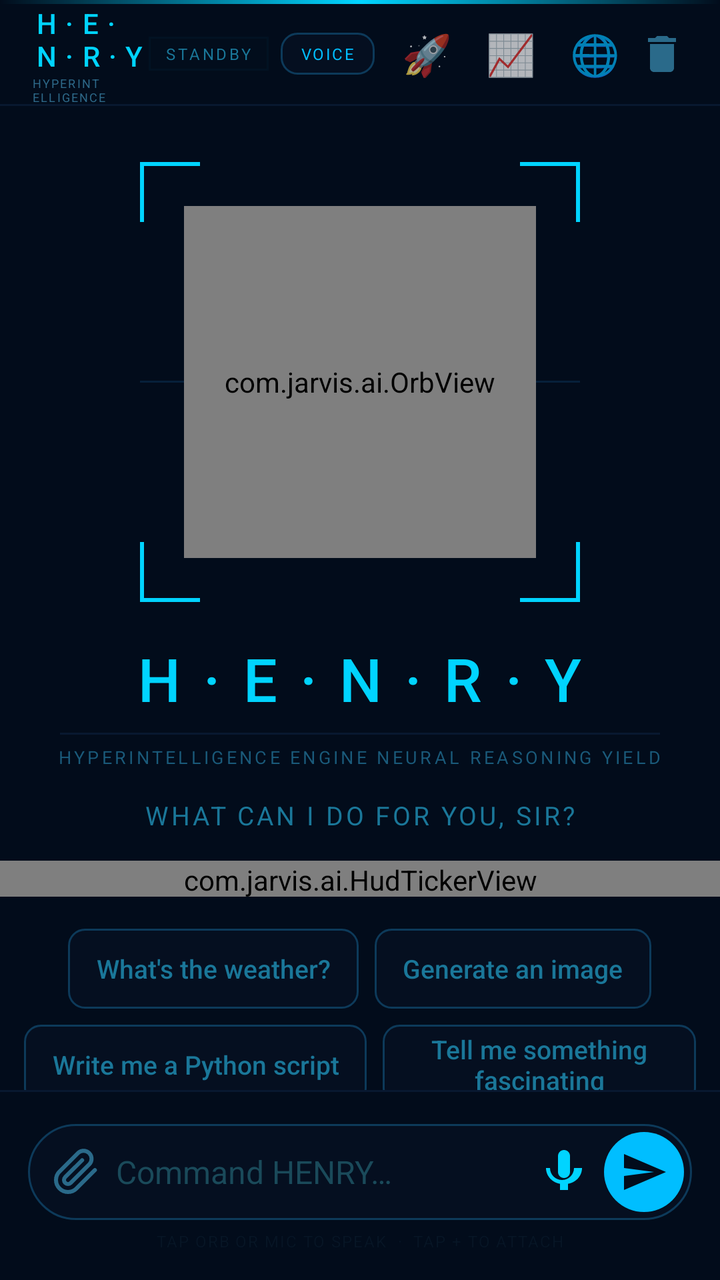
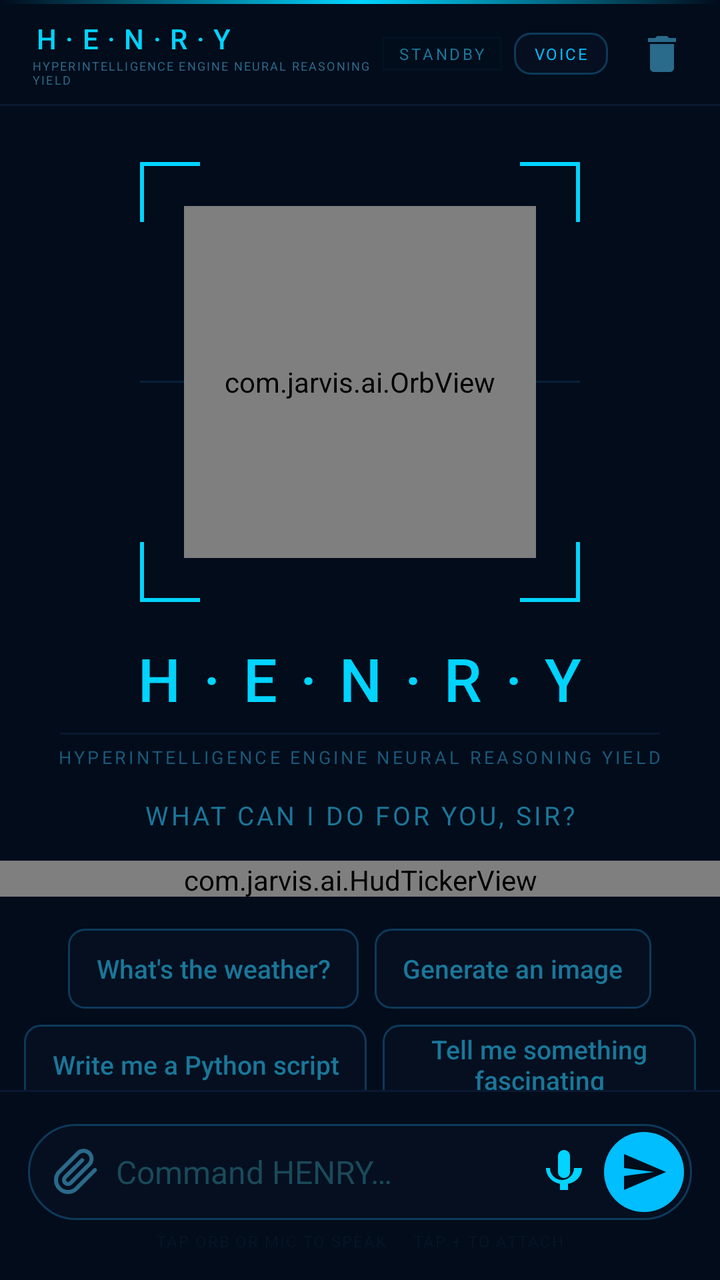

The first picture is an Android layout as it rendered before a commit; the second is the same layout after the commit. The layout source and the unified diff follow.
<!-- AndroidManifest.xml: application theme Theme.Jarvis -->
<!-- res/layout/activity_main.xml -->
<?xml version="1.0" encoding="utf-8"?>
<androidx.constraintlayout.widget.ConstraintLayout
    xmlns:android="http://schemas.android.com/apk/res/android"
    xmlns:app="http://schemas.android.com/apk/res-auto"
    android:layout_width="match_parent"
    android:layout_height="match_parent"
    android:background="#020C1B">

    
    <View
        android:id="@+id/top_line"
        android:layout_width="match_parent"
        android:layout_height="2dp"
        android:background="@drawable/bg_gradient_line"
        app:layout_constraintTop_toTopOf="parent"
        app:layout_constraintStart_toStartOf="parent"/>

    
    <LinearLayout
        android:id="@+id/topbar"
        android:layout_width="match_parent"
        android:layout_height="50dp"
        android:orientation="horizontal"
        android:gravity="center_vertical"
        android:paddingStart="16dp"
        android:paddingEnd="12dp"
        android:background="#020C1B"
        app:layout_constraintTop_toBottomOf="@id/top_line"
        app:layout_constraintStart_toStartOf="parent">

        
        <LinearLayout
            android:layout_width="0dp"
            android:layout_height="wrap_content"
            android:layout_weight="1"
            android:orientation="vertical">

            <TextView
                android:id="@+id/tv_title"
                android:layout_width="wrap_content"
                android:layout_height="wrap_content"
                android:text="H·E·N·R·Y"
                android:textColor="#00D4FF"
                android:textSize="14sp"
                android:letterSpacing="0.32"
                android:fontFamily="sans-serif-medium"/>

            <TextView
                android:layout_width="wrap_content"
                android:layout_height="wrap_content"
                android:text="HYPERINTELLIGENCE ENGINE NEURAL REASONING YIELD"
                android:textColor="#2E6A8A"
                android:textSize="6sp"
                android:letterSpacing="0.12"/>

        </LinearLayout>

        
        <TextView
            android:id="@+id/tv_status"
            android:layout_width="wrap_content"
            android:layout_height="wrap_content"
            android:text="STANDBY"
            android:textColor="#1A7799"
            android:textSize="8sp"
            android:letterSpacing="0.16"
            android:paddingHorizontal="8dp"
            android:paddingVertical="3dp"
            android:layout_marginEnd="6dp"
            android:background="@drawable/bg_status_badge"/>

        
        <TextView
            android:id="@+id/btn_voice"
            android:layout_width="wrap_content"
            android:layout_height="wrap_content"
            android:text="VOICE"
            android:textColor="#00BEFF"
            android:textSize="8sp"
            android:letterSpacing="0.1"
            android:paddingHorizontal="10dp"
            android:paddingVertical="5dp"
            android:layout_marginEnd="6dp"
            android:background="@drawable/bg_chip"
            android:clickable="true"
            android:focusable="true"
            android:contentDescription="Voice settings"/>

        
        <HorizontalScrollView
            android:layout_width="0dp"
            android:layout_height="wrap_content"
            android:layout_weight="2"
            android:scrollbars="none"
            android:overScrollMode="never">

        <LinearLayout
            android:layout_width="wrap_content"
            android:layout_height="wrap_content"
            android:orientation="horizontal"
            android:gravity="center_vertical">

        
        <TextView
            android:id="@+id/btn_space"
            android:layout_width="40dp"
            android:layout_height="40dp"
            android:text="🚀"
            android:textSize="20sp"
            android:gravity="center"
            android:layout_marginEnd="2dp"
            android:clickable="true"
            android:focusable="true"
            android:background="?android:attr/selectableItemBackgroundBorderless"
            android:contentDescription="Space Command"/>

        
        <TextView
            android:id="@+id/btn_markets"
            android:layout_width="40dp"
            android:layout_height="40dp"
            android:text="📈"
            android:textSize="20sp"
            android:gravity="center"
            android:layout_marginEnd="2dp"
            android:clickable="true"
            android:focusable="true"
            android:background="?android:attr/selectableItemBackgroundBorderless"
            android:contentDescription="Live Markets"/>

        
        <TextView
            android:id="@+id/btn_earth_radar"
            android:layout_width="40dp"
            android:layout_height="40dp"
            android:text="🌐"
            android:textSize="20sp"
            android:gravity="center"
            android:layout_marginEnd="2dp"
            android:clickable="true"
            android:focusable="true"
            android:background="?android:attr/selectableItemBackgroundBorderless"
            android:contentDescription="Earth Radar"/>

        
        <TextView
            android:id="@+id/btn_flight"
            android:layout_width="40dp"
            android:layout_height="40dp"
            android:text="✈"
            android:textSize="20sp"
            android:gravity="center"
            android:layout_marginEnd="2dp"
            android:clickable="true"
            android:focusable="true"
            android:background="?android:attr/selectableItemBackgroundBorderless"
            android:contentDescription="Flight Tracker"/>

        
        <TextView
            android:id="@+id/btn_brain"
            android:layout_width="40dp"
            android:layout_height="40dp"
            android:text="🧠"
            android:textSize="20sp"
            android:gravity="center"
            android:layout_marginEnd="2dp"
            android:clickable="true"
            android:focusable="true"
            android:background="?android:attr/selectableItemBackgroundBorderless"
            android:contentDescription="Brain"/>

        
        <TextView
            android:id="@+id/btn_earth_map"
            android:layout_width="40dp"
            android:layout_height="40dp"
            android:text="🌍"
            android:textSize="20sp"
            android:gravity="center"
            android:layout_marginEnd="2dp"
            android:clickable="true"
            android:focusable="true"
            android:background="?android:attr/selectableItemBackgroundBorderless"
            android:contentDescription="Earth Map"/>

        
        <TextView
            android:id="@+id/btn_animal_scan"
            android:layout_width="40dp"
            android:layout_height="40dp"
            android:text="🐾"
            android:textSize="20sp"
            android:gravity="center"
            android:layout_marginEnd="2dp"
            android:clickable="true"
            android:focusable="true"
            android:background="?android:attr/selectableItemBackgroundBorderless"
            android:contentDescription="Animal Scanner"/>

        
        <TextView
            android:id="@+id/btn_plant_scan"
            android:layout_width="40dp"
            android:layout_height="40dp"
            android:text="🌿"
            android:textSize="20sp"
            android:gravity="center"
            android:layout_marginEnd="2dp"
            android:clickable="true"
            android:focusable="true"
            android:background="?android:attr/selectableItemBackgroundBorderless"
            android:contentDescription="Plant Scanner"/>

        
        <TextView
            android:id="@+id/btn_storm"
            android:layout_width="40dp"
            android:layout_height="40dp"
            android:text="🌀"
            android:textSize="20sp"
            android:gravity="center"
            android:layout_marginEnd="2dp"
            android:clickable="true"
            android:focusable="true"
            android:background="?android:attr/selectableItemBackgroundBorderless"
            android:contentDescription="Storm Tracker"/>

        </LinearLayout>
        </HorizontalScrollView>

        
        <ImageButton
            android:id="@+id/btn_clear"
            android:layout_width="34dp"
            android:layout_height="34dp"
            android:layout_marginStart="4dp"
            android:background="@android:color/transparent"
            android:src="@drawable/ic_delete"
            android:contentDescription="Clear"
            android:tint="#2A6A8A"/>

    </LinearLayout>

    
    <View
        android:id="@+id/top_bar_line"
        android:layout_width="match_parent"
        android:layout_height="1dp"
        android:background="#081830"
        app:layout_constraintTop_toBottomOf="@id/topbar"
        app:layout_constraintStart_toStartOf="parent"/>

    
    <androidx.core.widget.NestedScrollView
        android:id="@+id/scroll_main"
        android:layout_width="match_parent"
        android:layout_height="0dp"
        android:fillViewport="true"
        app:layout_constraintTop_toBottomOf="@id/top_bar_line"
        app:layout_constraintBottom_toTopOf="@id/bottom_bar_line"
        app:layout_constraintStart_toStartOf="parent"
        app:layout_constraintEnd_toEndOf="parent">

        <LinearLayout
            android:layout_width="match_parent"
            android:layout_height="wrap_content"
            android:orientation="vertical">

            
            <LinearLayout
                android:id="@+id/orb_section"
                android:layout_width="match_parent"
                android:layout_height="wrap_content"
                android:orientation="vertical"
                android:gravity="center"
                android:paddingTop="28dp"
                android:paddingBottom="4dp">

                
                <FrameLayout
                    android:layout_width="220dp"
                    android:layout_height="220dp"
                    android:gravity="center">

                    
                    <View android:layout_width="30dp" android:layout_height="2dp"
                        android:background="#00D4FF" android:layout_gravity="top|start"/>
                    <View android:layout_width="2dp" android:layout_height="30dp"
                        android:background="#00D4FF" android:layout_gravity="top|start"/>
                    
                    <View android:layout_width="30dp" android:layout_height="2dp"
                        android:background="#00D4FF" android:layout_gravity="top|end"/>
                    <View android:layout_width="2dp" android:layout_height="30dp"
                        android:background="#00D4FF" android:layout_gravity="top|end"/>
                    
                    <View android:layout_width="30dp" android:layout_height="2dp"
                        android:background="#00D4FF" android:layout_gravity="bottom|start"/>
                    <View android:layout_width="2dp" android:layout_height="30dp"
                        android:background="#00D4FF" android:layout_gravity="bottom|start"/>
                    
                    <View android:layout_width="30dp" android:layout_height="2dp"
                        android:background="#00D4FF" android:layout_gravity="bottom|end"/>
                    <View android:layout_width="2dp" android:layout_height="30dp"
                        android:background="#00D4FF" android:layout_gravity="bottom|end"/>

                    
                    <View android:layout_width="match_parent" android:layout_height="1dp"
                        android:background="#06203A" android:layout_gravity="center"/>

                    
                    <com.jarvis.ai.OrbView
                        android:id="@+id/orb_view"
                        android:layout_width="176dp"
                        android:layout_height="176dp"
                        android:layout_gravity="center"
                        android:clickable="true"
                        android:focusable="true"/>

                </FrameLayout>

                
                <TextView
                    android:id="@+id/tv_henry_name"
                    android:layout_width="wrap_content"
                    android:layout_height="wrap_content"
                    android:text="H·E·N·R·Y"
                    android:textColor="#00D4FF"
                    android:textSize="30sp"
                    android:letterSpacing="0.38"
                    android:fontFamily="sans-serif-medium"
                    android:layout_marginTop="18dp"/>

                
                <View
                    android:layout_width="300dp"
                    android:layout_height="1dp"
                    android:background="#081830"
                    android:layout_marginTop="7dp"/>

                
                <TextView
                    android:layout_width="wrap_content"
                    android:layout_height="wrap_content"
                    android:text="HYPERINTELLIGENCE ENGINE NEURAL REASONING YIELD"
                    android:textColor="#1A5A7A"
                    android:textSize="9sp"
                    android:letterSpacing="0.16"
                    android:layout_marginTop="5dp"/>

                
                <TextView
                    android:id="@+id/tv_orb_hint"
                    android:layout_width="wrap_content"
                    android:layout_height="wrap_content"
                    android:text="WHAT CAN I DO FOR YOU, SIR?"
                    android:textColor="#1A7799"
                    android:textSize="13sp"
                    android:letterSpacing="0.1"
                    android:layout_marginTop="14dp"/>

                
                <com.jarvis.ai.HudTickerView
                    android:layout_width="match_parent"
                    android:layout_height="18dp"
                    android:layout_marginTop="14dp"/>

            </LinearLayout>

            
            <LinearLayout
                android:id="@+id/chips_row1"
                android:layout_width="match_parent"
                android:layout_height="wrap_content"
                android:orientation="horizontal"
                android:gravity="center"
                android:paddingHorizontal="12dp"
                android:layout_marginTop="12dp">

                <Button
                    android:id="@+id/chip1"
                    style="@android:style/Widget.Material.Button.Borderless"
                    android:layout_width="wrap_content"
                    android:layout_height="40dp"
                    android:text="What's the weather?"
                    android:textColor="#1A7799"
                    android:textSize="13sp"
                    android:textAllCaps="false"
                    android:background="@drawable/bg_chip"
                    android:paddingHorizontal="14dp"
                    android:layout_marginEnd="8dp"
                    android:stateListAnimator="@null"/>

                <Button
                    android:id="@+id/chip2"
                    style="@android:style/Widget.Material.Button.Borderless"
                    android:layout_width="wrap_content"
                    android:layout_height="40dp"
                    android:text="Generate an image"
                    android:textColor="#1A7799"
                    android:textSize="13sp"
                    android:textAllCaps="false"
                    android:background="@drawable/bg_chip"
                    android:paddingHorizontal="14dp"
                    android:stateListAnimator="@null"/>

            </LinearLayout>

            
            <LinearLayout
                android:id="@+id/chips_row2"
                android:layout_width="match_parent"
                android:layout_height="wrap_content"
                android:orientation="horizontal"
                android:gravity="center"
                android:paddingHorizontal="12dp"
                android:layout_marginTop="8dp">

                <Button
                    android:id="@+id/chip3"
                    style="@android:style/Widget.Material.Button.Borderless"
                    android:layout_width="wrap_content"
                    android:layout_height="40dp"
                    android:text="Write me a Python script"
                    android:textColor="#1A7799"
                    android:textSize="13sp"
                    android:textAllCaps="false"
                    android:background="@drawable/bg_chip"
                    android:paddingHorizontal="14dp"
                    android:layout_marginEnd="8dp"
                    android:stateListAnimator="@null"/>

                <Button
                    android:id="@+id/chip4"
                    style="@android:style/Widget.Material.Button.Borderless"
                    android:layout_width="wrap_content"
                    android:layout_height="40dp"
                    android:text="Tell me something fascinating"
                    android:textColor="#1A7799"
                    android:textSize="13sp"
                    android:textAllCaps="false"
                    android:background="@drawable/bg_chip"
                    android:paddingHorizontal="14dp"
                    android:stateListAnimator="@null"/>

            </LinearLayout>

            
            <LinearLayout
                android:id="@+id/chips_row3"
                android:layout_width="match_parent"
                android:layout_height="wrap_content"
                android:orientation="horizontal"
                android:gravity="center"
                android:paddingHorizontal="12dp"
                android:layout_marginTop="8dp"
                android:layout_marginBottom="12dp">

                <Button
                    android:id="@+id/chip5"
                    style="@android:style/Widget.Material.Button.Borderless"
                    android:layout_width="wrap_content"
                    android:layout_height="40dp"
                    android:text="Latest tech news"
                    android:textColor="#1A7799"
                    android:textSize="13sp"
                    android:textAllCaps="false"
                    android:background="@drawable/bg_chip"
                    android:paddingHorizontal="14dp"
                    android:layout_marginEnd="8dp"
                    android:stateListAnimator="@null"/>

                <Button
                    android:id="@+id/chip6"
                    style="@android:style/Widget.Material.Button.Borderless"
                    android:layout_width="wrap_content"
                    android:layout_height="40dp"
                    android:text="Explain quantum computing"
                    android:textColor="#1A7799"
                    android:textSize="13sp"
                    android:textAllCaps="false"
                    android:background="@drawable/bg_chip"
                    android:paddingHorizontal="14dp"
                    android:stateListAnimator="@null"/>

            </LinearLayout>

            
            <androidx.recyclerview.widget.RecyclerView
                android:id="@+id/recycler_chat"
                android:layout_width="match_parent"
                android:layout_height="wrap_content"
                android:paddingHorizontal="10dp"
                android:paddingTop="4dp"
                android:paddingBottom="8dp"
                android:clipToPadding="false"
                android:scrollbars="none"
                android:nestedScrollingEnabled="false"/>

        </LinearLayout>
    </androidx.core.widget.NestedScrollView>

    
    <View
        android:id="@+id/bottom_bar_line"
        android:layout_width="match_parent"
        android:layout_height="1dp"
        android:background="#081830"
        app:layout_constraintBottom_toTopOf="@id/input_container"
        app:layout_constraintStart_toStartOf="parent"/>

    
    <LinearLayout
        android:id="@+id/input_container"
        android:layout_width="match_parent"
        android:layout_height="wrap_content"
        android:orientation="vertical"
        android:background="#020C1B"
        android:paddingTop="10dp"
        android:paddingBottom="14dp"
        android:paddingHorizontal="14dp"
        app:layout_constraintBottom_toBottomOf="parent"
        app:layout_constraintStart_toStartOf="parent"
        app:layout_constraintEnd_toEndOf="parent">

        
        <FrameLayout
            android:layout_width="wrap_content"
            android:layout_height="wrap_content"
            android:layout_marginBottom="6dp">

            <ImageView
                android:id="@+id/iv_attach_preview"
                android:layout_width="64dp"
                android:layout_height="64dp"
                android:scaleType="centerCrop"
                android:background="@drawable/bg_chip"
                android:visibility="gone"
                android:contentDescription="Attached image"/>

            <TextView
                android:id="@+id/tv_remove_attach"
                android:layout_width="16dp"
                android:layout_height="16dp"
                android:text="x"
                android:textColor="#00BEFF"
                android:textSize="9sp"
                android:gravity="center"
                android:background="#aa020C1B"
                android:visibility="gone"
                android:layout_gravity="top|end"/>

        </FrameLayout>

        
        <LinearLayout
            android:layout_width="match_parent"
            android:layout_height="wrap_content"
            android:orientation="horizontal"
            android:gravity="center_vertical"
            android:background="@drawable/bg_input_box"
            android:paddingHorizontal="4dp"
            android:paddingVertical="4dp">

            <ImageButton
                android:id="@+id/btn_attach"
                android:layout_width="40dp"
                android:layout_height="40dp"
                android:background="@android:color/transparent"
                android:src="@drawable/ic_attach"
                android:contentDescription="Attach"
                android:tint="#2A6A8A"/>

            <EditText
                android:id="@+id/et_input"
                android:layout_width="0dp"
                android:layout_height="wrap_content"
                android:layout_weight="1"
                android:background="@null"
                android:textColor="#00D4FF"
                android:textColorHint="#1A4A5A"
                android:textSize="16sp"
                android:hint="Command HENRY…"
                android:maxLines="4"
                android:inputType="textMultiLine|textCapSentences"
                android:imeOptions="actionSend"/>

            <ImageButton
                android:id="@+id/btn_mic"
                android:layout_width="40dp"
                android:layout_height="40dp"
                android:background="@android:color/transparent"
                android:src="@drawable/ic_mic"
                android:contentDescription="Voice input"
                android:tint="#00D4FF"/>

            <ImageButton
                android:id="@+id/btn_send"
                android:layout_width="40dp"
                android:layout_height="40dp"
                android:background="@drawable/bg_send_btn"
                android:src="@drawable/ic_send"
                android:contentDescription="Send"
                android:tint="#020C1B"/>

        </LinearLayout>

        <TextView
            android:layout_width="wrap_content"
            android:layout_height="wrap_content"
            android:layout_gravity="center_horizontal"
            android:layout_marginTop="5dp"
            android:text="TAP ORB OR MIC TO SPEAK  ·  TAP + TO ATTACH"
            android:textColor="#071525"
            android:textSize="8sp"
            android:letterSpacing="0.08"/>

    </LinearLayout>

</androidx.constraintlayout.widget.ConstraintLayout>
<!-- resources referenced by this layout -->
<resources>
  <!-- drawable bg_chip (drawable) -->
  <?xml version="1.0" encoding="utf-8"?>
  <ripple xmlns:android="http://schemas.android.com/apk/res/android"
      android:color="#1400BEFF">
      <item>
          <shape android:shape="rectangle">
              <solid android:color="#050F20"/>
              <corners android:radius="8dp"/>
              <stroke android:width="1dp" android:color="#0D3A5A"/>
          </shape>
      </item>
  </ripple>
  <!-- drawable bg_gradient_line (drawable) -->
  <?xml version="1.0" encoding="utf-8"?>
  <shape xmlns:android="http://schemas.android.com/apk/res/android"
      android:shape="rectangle">
      <gradient
          android:type="linear"
          android:angle="0"
          android:startColor="#00000000"
          android:centerColor="#FF00D4FF"
          android:endColor="#00000000"/>
  </shape>
  <!-- drawable bg_input_box (drawable) -->
  <?xml version="1.0" encoding="utf-8"?>
  <shape xmlns:android="http://schemas.android.com/apk/res/android"
      android:shape="rectangle">
      <solid android:color="#050F20"/>
      <corners android:radius="24dp"/>
      <stroke android:width="1dp" android:color="#0D3A5A"/>
  </shape>
  <!-- drawable bg_send_btn (drawable) -->
  <?xml version="1.0" encoding="utf-8"?>
  <shape xmlns:android="http://schemas.android.com/apk/res/android"
      android:shape="oval">
      <solid android:color="#00BEFF"/>
  </shape>
  <!-- drawable bg_status_badge (drawable) -->
  <?xml version="1.0" encoding="utf-8"?>
  <shape xmlns:android="http://schemas.android.com/apk/res/android"
      android:shape="rectangle">
      <solid android:color="#08003344"/>
      <stroke android:width="1dp" android:color="#1A004466"/>
  </shape>
  <!-- drawable ic_attach (drawable) -->
  <vector xmlns:android="http://schemas.android.com/apk/res/android"
      android:width="24dp"
      android:height="24dp"
      android:viewportWidth="24"
      android:viewportHeight="24">
      <path
          android:fillColor="@android:color/transparent"
          android:strokeColor="#64748b"
          android:strokeWidth="2"
          android:strokeLineCap="round"
          android:strokeLineJoin="round"
          android:pathData="M21.44,11.05l-9.19,9.19a6,6 0,0 1,-8.49 -8.49l9.19,-9.19a4,4 0,0 1,5.66 5.66l-9.2,9.19a2,2 0,0 1,-2.83 -2.83l8.49,-8.48"/>
  </vector>
  <!-- drawable ic_delete (drawable) -->
  <?xml version="1.0" encoding="utf-8"?>
  <vector xmlns:android="http://schemas.android.com/apk/res/android"
      android:width="24dp" android:height="24dp"
      android:viewportWidth="24" android:viewportHeight="24">
      <path android:fillColor="#FFFFFFFF"
          android:pathData="M6,19C6,20.1 6.9,21 8,21L16,21C17.1,21 18,20.1 18,19L18,7L6,7L6,19ZM19,4L15.5,4L14.5,3L9.5,3L8.5,4L5,4L5,6L19,6L19,4Z"/>
  </vector>
  <!-- drawable ic_send (drawable) -->
  <?xml version="1.0" encoding="utf-8"?>
  <vector xmlns:android="http://schemas.android.com/apk/res/android"
      android:width="24dp" android:height="24dp"
      android:viewportWidth="24" android:viewportHeight="24">
      <path android:fillColor="#FFFFFFFF"
          android:pathData="M2,21L23,12L2,3L2,10L17,12L2,14L2,21Z"/>
  </vector>
  <style name="Theme.Jarvis" parent="Theme.AppCompat.NoActionBar">
          <item name="android:windowBackground">#070d1a</item>
          <item name="android:statusBarColor">#070d1a</item>
          <item name="android:navigationBarColor">#070d1a</item>
          <item name="android:windowFullscreen">true</item>
          <item name="colorPrimary">#3b82f6</item>
          <item name="colorPrimaryDark">#1d4ed8</item>
          <item name="colorAccent">#3b82f6</item>
      </style>
  <!-- unchanged entries left out for length: 1 -->
</resources>

<!-- the commit's change to res/layout/activity_main.xml (unified diff, before → after) -->
@@ -86,148 +86,6 @@
             android:focusable="true"
             android:contentDescription="Voice settings"/>
 
-        
-        <HorizontalScrollView
-            android:layout_width="0dp"
-            android:layout_height="wrap_content"
-            android:layout_weight="2"
-            android:scrollbars="none"
-            android:overScrollMode="never">
-
-        <LinearLayout
-            android:layout_width="wrap_content"
-            android:layout_height="wrap_content"
-            android:orientation="horizontal"
-            android:gravity="center_vertical">
-
-        
-        <TextView
-            android:id="@+id/btn_space"
-            android:layout_width="40dp"
-            android:layout_height="40dp"
-            android:text="🚀"
-            android:textSize="20sp"
-            android:gravity="center"
-            android:layout_marginEnd="2dp"
-            android:clickable="true"
-            android:focusable="true"
-            android:background="?android:attr/selectableItemBackgroundBorderless"
-            android:contentDescription="Space Command"/>
-
-        
-        <TextView
-            android:id="@+id/btn_markets"
-            android:layout_width="40dp"
-            android:layout_height="40dp"
-            android:text="📈"
-            android:textSize="20sp"
-            android:gravity="center"
-            android:layout_marginEnd="2dp"
-            android:clickable="true"
-            android:focusable="true"
-            android:background="?android:attr/selectableItemBackgroundBorderless"
-            android:contentDescription="Live Markets"/>
-
-        
-        <TextView
-            android:id="@+id/btn_earth_radar"
-            android:layout_width="40dp"
-            android:layout_height="40dp"
-            android:text="🌐"
-            android:textSize="20sp"
-            android:gravity="center"
-            android:layout_marginEnd="2dp"
-            android:clickable="true"
-            android:focusable="true"
-            android:background="?android:attr/selectableItemBackgroundBorderless"
-            android:contentDescription="Earth Radar"/>
-
-        
-        <TextView
-            android:id="@+id/btn_flight"
-            android:layout_width="40dp"
-            android:layout_height="40dp"
-            android:text="✈"
-            android:textSize="20sp"
-            android:gravity="center"
-            android:layout_marginEnd="2dp"
-            android:clickable="true"
-            android:focusable="true"
-            android:background="?android:attr/selectableItemBackgroundBorderless"
-            android:contentDescription="Flight Tracker"/>
-
-        
-        <TextView
-            android:id="@+id/btn_brain"
-            android:layout_width="40dp"
-            android:layout_height="40dp"
-            android:text="🧠"
-            android:textSize="20sp"
-            android:gravity="center"
-            android:layout_marginEnd="2dp"
-            android:clickable="true"
-            android:focusable="true"
-            android:background="?android:attr/selectableItemBackgroundBorderless"
-            android:contentDescription="Brain"/>
-
-        
-        <TextView
-            android:id="@+id/btn_earth_map"
-            android:layout_width="40dp"
-            android:layout_height="40dp"
-            android:text="🌍"
-            android:textSize="20sp"
-            android:gravity="center"
-            android:layout_marginEnd="2dp"
-            android:clickable="true"
-            android:focusable="true"
-            android:background="?android:attr/selectableItemBackgroundBorderless"
-            android:contentDescription="Earth Map"/>
-
-        
-        <TextView
-            android:id="@+id/btn_animal_scan"
-            android:layout_width="40dp"
-            android:layout_height="40dp"
-            android:text="🐾"
-            android:textSize="20sp"
-            android:gravity="center"
-            android:layout_marginEnd="2dp"
-            android:clickable="true"
-            android:focusable="true"
-            android:background="?android:attr/selectableItemBackgroundBorderless"
-            android:contentDescription="Animal Scanner"/>
-
-        
-        <TextView
-            android:id="@+id/btn_plant_scan"
-            android:layout_width="40dp"
-            android:layout_height="40dp"
-            android:text="🌿"
-            android:textSize="20sp"
-            android:gravity="center"
-            android:layout_marginEnd="2dp"
-            android:clickable="true"
-            android:focusable="true"
-            android:background="?android:attr/selectableItemBackgroundBorderless"
-            android:contentDescription="Plant Scanner"/>
-
-        
-        <TextView
-            android:id="@+id/btn_storm"
-            android:layout_width="40dp"
-            android:layout_height="40dp"
-            android:text="🌀"
-            android:textSize="20sp"
-            android:gravity="center"
-            android:layout_marginEnd="2dp"
-            android:clickable="true"
-            android:focusable="true"
-            android:background="?android:attr/selectableItemBackgroundBorderless"
-            android:contentDescription="Storm Tracker"/>
-
-        </LinearLayout>
-        </HorizontalScrollView>
 
         
         <ImageButton
